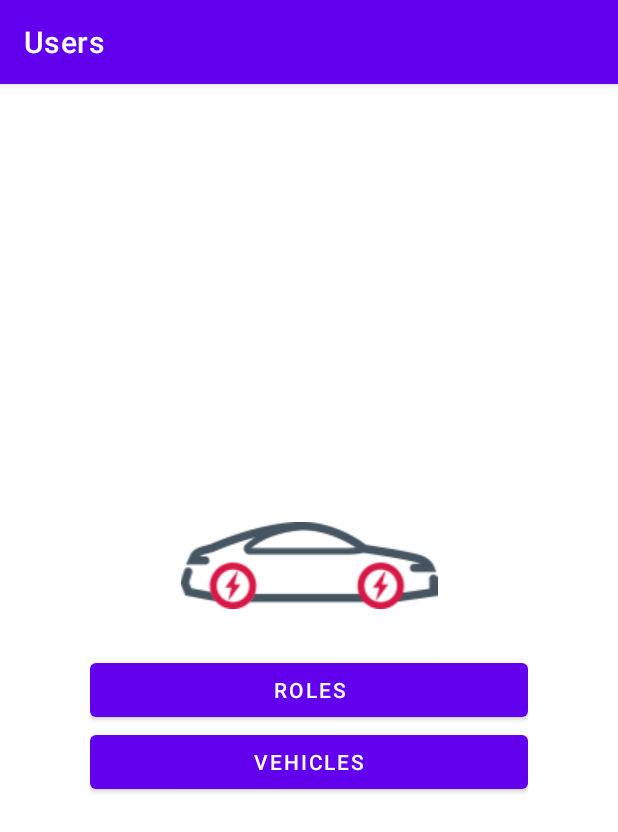
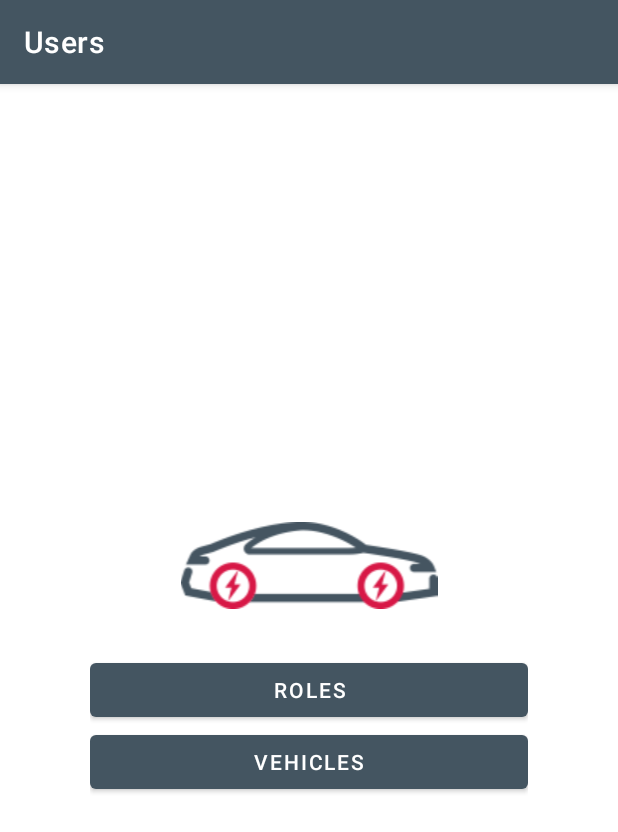
Before and after one commit to gogamid/training-project, an Android app: the screen it shows after launch (MainActivity), on a phone screen of 412 x 824 dp. Shown: the top 832 px of the screen. Run offline under Robolectric (Android 15) with nearby library versions, the phone set to English and light mode, and no system bars; our stand-ins replace data binding, navigation-ui.

Commit message:
- change app theme

```diff
--- a/android/app/src/main/res/values-night/themes.xml
+++ b/android/app/src/main/res/values-night/themes.xml
@@ -1,16 +1,16 @@
-<resources xmlns:tools="http://schemas.android.com/tools">
+<resources>
     <!-- Base application theme. -->
     <style name="Theme.UserVehicleManagement" parent="Theme.MaterialComponents.DayNight.DarkActionBar">
         <!-- Primary brand color. -->
-        <item name="colorPrimary">@color/purple_200</item>
-        <item name="colorPrimaryVariant">@color/purple_700</item>
-        <item name="colorOnPrimary">@color/black</item>
+        <item name="colorPrimary">@color/secondaryColorGrau</item>
+        <item name="colorPrimaryVariant">@color/primaryColorDunkelGrau</item>
+        <item name="colorOnPrimary">@color/white</item>
         <!-- Secondary brand color. -->
-        <item name="colorSecondary">@color/teal_200</item>
-        <item name="colorSecondaryVariant">@color/teal_200</item>
+        <item name="colorSecondary">@color/secondaryBraun</item>
+        <item name="colorSecondaryVariant">@color/secondaryBeige</item>
         <item name="colorOnSecondary">@color/black</item>
         <!-- Status bar color. -->
-        <item name="android:statusBarColor" tools:targetApi="l">?attr/colorPrimaryVariant</item>
+        <item name="android:statusBarColor" >?attr/colorPrimaryVariant</item>
         <!-- Customize your theme here. -->
     </style>
 </resources>
--- a/android/app/src/main/res/values/colors.xml
+++ b/android/app/src/main/res/values/colors.xml
@@ -1,10 +1,13 @@
 <?xml version="1.0" encoding="utf-8"?>
 <resources>
-    <color name="purple_200">#FFBB86FC</color>
-    <color name="purple_500">#FF6200EE</color>
-    <color name="purple_700">#FF3700B3</color>
-    <color name="teal_200">#FF03DAC5</color>
-    <color name="teal_700">#FF018786</color>
     <color name="black">#FF000000</color>
     <color name="white">#FFFFFFFF</color>
+    <color name="primaryColorDunkelGrau">#445561</color>
+    <color name="signalColor">#d71946</color>
+
+    <color name="secondaryColorGrau">#949ca3</color>
+    <color name="secondaryColorHellgrau">#e4e5e6</color>
+    <color name="secondaryBraun">#b8aca5</color>
+    <color name="secondaryBeige">#d8cfc9</color>
+    <color name="primaryTextColor">#ffffff</color>
 </resources>
--- a/android/app/src/main/res/values/themes.xml
+++ b/android/app/src/main/res/values/themes.xml
@@ -1,16 +1,16 @@
-<resources xmlns:tools="http://schemas.android.com/tools">
+<resources>
     <!-- Base application theme. -->
     <style name="Theme.UserVehicleManagement" parent="Theme.MaterialComponents.DayNight.DarkActionBar">
         <!-- Primary brand color. -->
-        <item name="colorPrimary">@color/purple_500</item>
-        <item name="colorPrimaryVariant">@color/purple_700</item>
+        <item name="colorPrimary">@color/primaryColorDunkelGrau</item>
+        <item name="colorPrimaryVariant">@color/primaryColorDunkelGrau</item>
         <item name="colorOnPrimary">@color/white</item>
         <!-- Secondary brand color. -->
-        <item name="colorSecondary">@color/teal_200</item>
-        <item name="colorSecondaryVariant">@color/teal_700</item>
-        <item name="colorOnSecondary">@color/black</item>
+        <item name="colorSecondary">@color/white</item>
+        <item name="colorSecondaryVariant">@color/white</item>
+        <item name="colorOnSecondary">@color/white</item>
         <!-- Status bar color. -->
-        <item name="android:statusBarColor" tools:targetApi="l">?attr/colorPrimaryVariant</item>
+        <item name="android:statusBarColor" >?attr/colorPrimaryVariant</item>
         <!-- Customize your theme here. -->
     </style>
 </resources>
```
